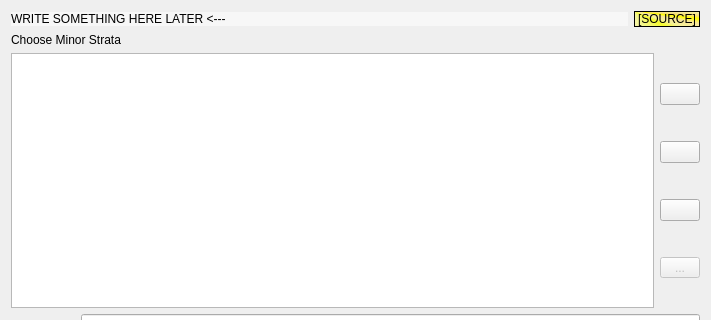
This is app_new/frmminorstrata.ui in doublebyte1/app_solution as Qt 5 draws it before an edit; both pictures show x 0 to 711 and y 0 to 320 of the 711 by 743 pixel window. The edited form follows.
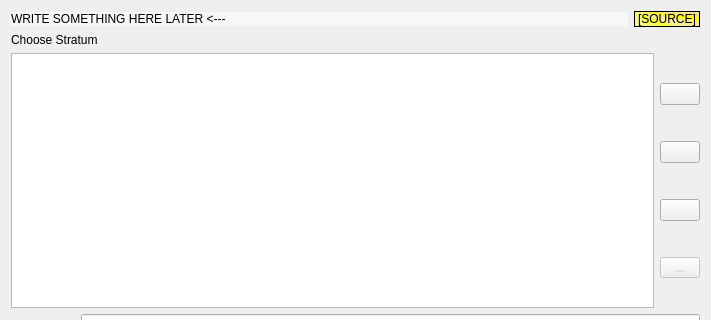
This is the edited form. Icons and pictures are not drawn. Custom widgets are drawn as their Qt base class.

The edit to the form file:
```diff
--- a/app_new/frmminorstrata.ui
+++ b/app_new/frmminorstrata.ui
@@ -69,7 +69,7 @@
       </sizepolicy>
      </property>
      <property name="text">
-      <string>Choose Minor Strata</string>
+      <string>Choose Stratum</string>
      </property>
      <property name="buddy">
       <cstring>tableView</cstring>
```
